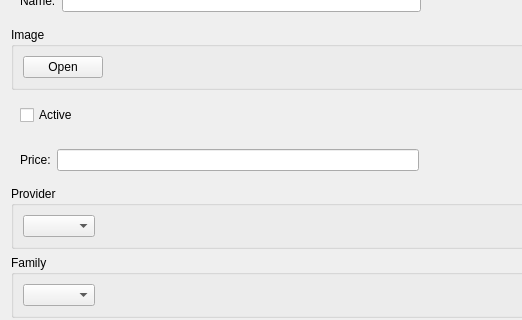
This is penyamanager/adminproductitem.ui in eguzki/penyamanager as Qt 5 draws it before an edit; both pictures show x 0 to 522 and y 82 to 402 of the 800 by 600 pixel window. The edited form follows.
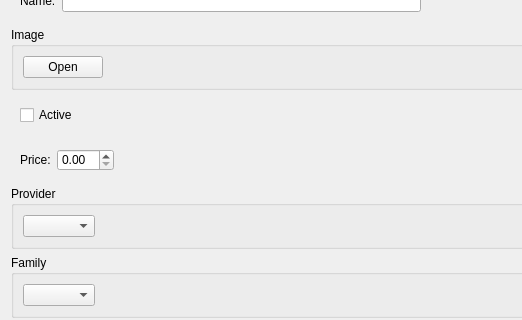
This is the edited form.

Patch:
```diff
--- a/penyamanager/adminproductitem.ui
+++ b/penyamanager/adminproductitem.ui
@@ -192,7 +192,7 @@
        </widget>
       </item>
       <item>
-       <widget class="QLineEdit" name="priceLineEdit"/>
+       <widget class="QDoubleSpinBox" name="priceDoubleSpinBox"/>
       </item>
       <item>
        <spacer name="horizontalSpacer_5">
```
Left out of the diff: 1 changed line with no effect on the pictures.
